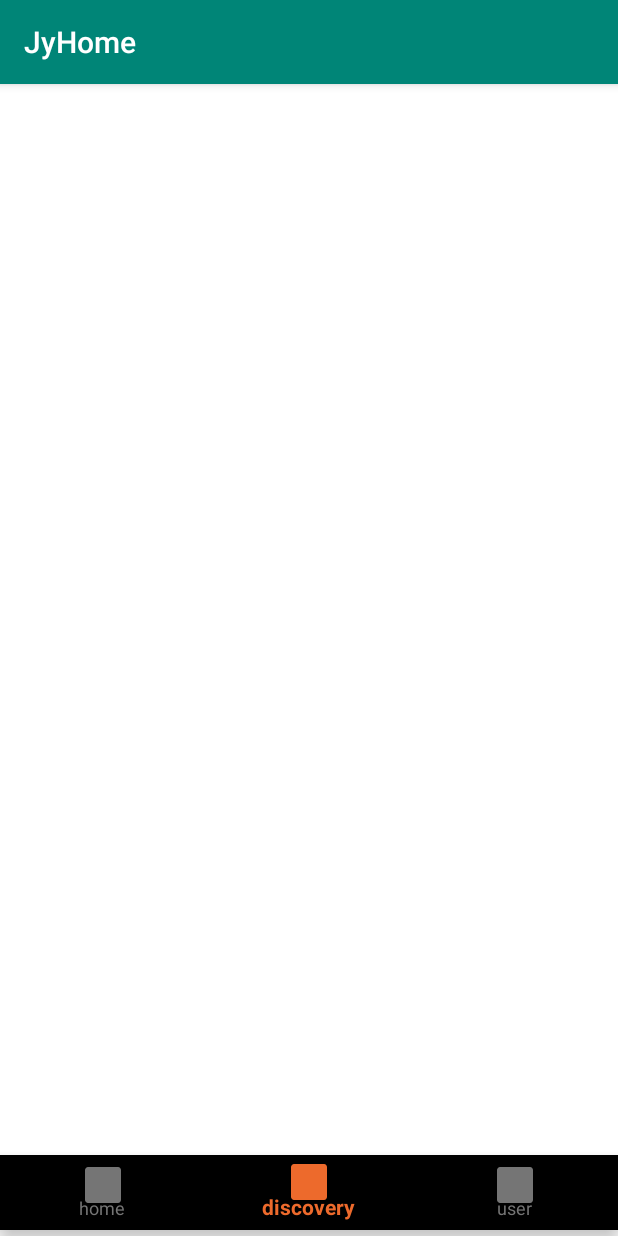
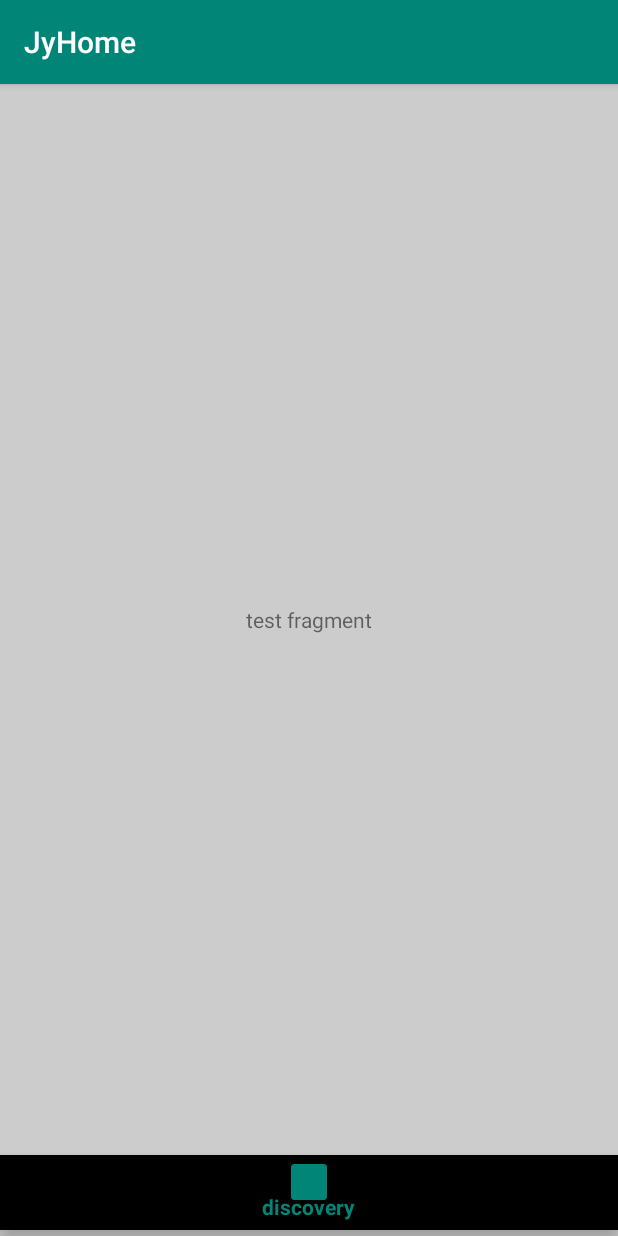
Before and after one commit to jinelei/jyhome, an Android app: the screen it shows after launch (MainActivity), item 2 of the bottom bar chosen, on a phone screen of 412 x 824 dp. Run offline under Robolectric (Android 15) with nearby library versions, the phone set to English and light mode, and no system bars; libraries missing offline, so code that uses them is left out: com.facebook.stetho; 1 statement that could not run was skipped.

Commit message:
fix: fragment

```diff
--- a/app/build.gradle
+++ b/app/build.gradle
@@ -27,13 +27,15 @@ android {
 
 dependencies {
     implementation fileTree(dir: 'libs', include: ['*.jar'])
-    implementation 'androidx.appcompat:appcompat:1.0.2'
+    implementation 'androidx.appcompat:appcompat:1.1.0-rc01'
+//    implementation 'androidx.appcompat:appcompat:1.0.0-alpha1'
     implementation 'androidx.annotation:annotation:' + rootProject.androidxLibVersion
     implementation 'androidx.constraintlayout:constraintlayout:1.1.3'
     implementation 'com.google.guava:guava:28.0-android'
     implementation "org.jetbrains.kotlin:kotlin-stdlib-jdk8:$kotlin_version"
     implementation 'org.greenrobot:eventbus:3.1.1'
     implementation 'com.github.PhilJay:MPAndroidChart:v3.1.0'
+    implementation 'com.android.support:design:28.0.0'
 
     // for debug
     implementation 'com.facebook.stetho:stetho:1.5.0'
--- a/app/src/main/java/cn/jinelei/jyhome/page/MainActivity.java
+++ b/app/src/main/java/cn/jinelei/jyhome/page/MainActivity.java
@@ -1,11 +1,12 @@
 package cn.jinelei.jyhome.page;
 
-import android.app.Fragment;
 import android.os.Bundle;
 import android.util.Log;
 
 import androidx.annotation.IdRes;
+import androidx.fragment.app.Fragment;
 import androidx.fragment.app.FragmentManager;
+
 
 import com.google.android.material.bottomnavigation.BottomNavigationView;
 
@@ -66,15 +67,16 @@ public class MainActivity extends BaseActivity {
     }
 
     public void switchFragmentTo(@IdRes int containerId, @NotNull Fragment targetFragment) {
-        Log.d(TAG, String.format("%s to %s", "null", targetFragment.getClass().getSimpleName()));
         FragmentManager supportFragmentManager = getSupportFragmentManager();
         if (currentFragment == null) {
+            Log.d(TAG, String.format("%s to %s", "null", targetFragment.getClass().getSimpleName()));
             if (targetFragment.isAdded()) {
                 supportFragmentManager.beginTransaction().show(targetFragment).commit();
             } else {
                 supportFragmentManager.beginTransaction().add(containerId, targetFragment).commit();
             }
-        } else if (currentFragment != targetFragment){
+        } else if (currentFragment != targetFragment) {
+            Log.d(TAG, String.format("%s to %s", currentFragment.getClass().getSimpleName(), targetFragment.getClass().getSimpleName()));
             if (targetFragment.isAdded()) {
                 supportFragmentManager.beginTransaction().hide(currentFragment).show(targetFragment).commit();
             } else {
--- a/app/src/main/java/cn/jinelei/jyhome/page/discovery/DiscoveryFragment.java
+++ b/app/src/main/java/cn/jinelei/jyhome/page/discovery/DiscoveryFragment.java
@@ -1,11 +1,35 @@
 package cn.jinelei.jyhome.page.discovery;
 
+import android.content.Context;
 import android.os.Bundle;
+import android.util.AttributeSet;
+import android.util.Log;
+import android.view.LayoutInflater;
+import android.view.View;
+import android.view.ViewGroup;
 
+import androidx.annotation.NonNull;
+import androidx.annotation.Nullable;
+
+import cn.jinelei.jyhome.R;
 import cn.jinelei.jyhome.base.JySingleton;
 import cn.jinelei.jyhome.page.base.BaseFragment;
 
 public class DiscoveryFragment extends BaseFragment {
+    private static final String TAG = DiscoveryFragment.class.getSimpleName();
+
+    @Nullable
+    @Override
+    public View onCreateView(LayoutInflater inflater, @Nullable ViewGroup container, @Nullable Bundle savedInstanceState) {
+        return inflater.inflate(R.layout.fragment_test, container, false);
+    }
+
+    @Override
+    public void onInflate(@NonNull Context context, @NonNull AttributeSet attrs, @Nullable Bundle savedInstanceState) {
+        super.onInflate(context, attrs, savedInstanceState);
+        Log.d(TAG, "DiscoveryFragment inflate");
+    }
+
     @Override
     public int getContentViewId() {
         return 0;
--- a/app/src/main/java/cn/jinelei/jyhome/page/home/HomeFragment.java
+++ b/app/src/main/java/cn/jinelei/jyhome/page/home/HomeFragment.java
@@ -1,11 +1,35 @@
 package cn.jinelei.jyhome.page.home;
 
+import android.content.Context;
 import android.os.Bundle;
+import android.util.AttributeSet;
+import android.util.Log;
+import android.view.LayoutInflater;
+import android.view.View;
+import android.view.ViewGroup;
 
+import androidx.annotation.NonNull;
+import androidx.annotation.Nullable;
+
+import cn.jinelei.jyhome.R;
 import cn.jinelei.jyhome.base.JySingleton;
 import cn.jinelei.jyhome.page.base.BaseFragment;
 
 public class HomeFragment extends BaseFragment {
+    private static final String TAG = HomeFragment.class.getSimpleName();
+
+    @Nullable
+    @Override
+    public View onCreateView(LayoutInflater inflater, @Nullable ViewGroup container, @Nullable Bundle savedInstanceState) {
+        return inflater.inflate(R.layout.fragment_test, container, false);
+    }
+
+    @Override
+    public void onInflate(@NonNull Context context, @NonNull AttributeSet attrs, @Nullable Bundle savedInstanceState) {
+        super.onInflate(context, attrs, savedInstanceState);
+        Log.d(TAG, "HomeFragment inflate");
+    }
+
     @Override
     public int getContentViewId() {
         return 0;
--- a/app/src/main/res/layout/activity_main.xml
+++ b/app/src/main/res/layout/activity_main.xml
@@ -5,7 +5,7 @@
     android:id="@+id/layout_main"
     android:layout_width="match_parent"
     android:layout_height="match_parent"
-    android:background="#FFF"
+    android:background="#ffcccccc"
     android:orientation="vertical"
     tools:context=".page.MainActivity">
 
@@ -17,15 +17,16 @@
         android:layout_weight="1" />
 
     <!--导航栏-->
-    <android.support.design.widget.BottomNavigationView
+    <com.google.android.material.bottomnavigation.BottomNavigationView
         android:id="@+id/bnv_main"
+        background="#9E9E9E"
         android:layout_width="match_parent"
         android:layout_height="@dimen/tab_height"
         android:layout_alignParentBottom="true"
         android:layout_gravity="bottom"
         android:layout_marginBottom="4dp"
-        app:itemIconTint="@drawable/bottom_navigation_selector"
-        app:itemTextColor="@drawable/bottom_navigation_selector"
         app:menu="@menu/navigation" />
 
+    <!--app:itemIconTint="@drawable/bottom_navigation_selector"-->
+    <!--app:itemTextColor="@drawable/bottom_navigation_selector"-->
 </LinearLayout>
--- /dev/null
+++ b/app/src/main/res/layout/fragment_test.xml
@@ -0,0 +1,14 @@
+<?xml version="1.0" encoding="utf-8"?>
+<LinearLayout xmlns:android="http://schemas.android.com/apk/res/android"
+    android:layout_width="match_parent"
+    android:layout_height="match_parent"
+    android:gravity="center"
+    android:orientation="vertical">
+
+    <TextView
+        android:layout_width="wrap_content"
+        android:layout_height="wrap_content"
+        android:text="test fragment" />
+
+
+</LinearLayout>
```
Also changed, not shown: app/src/main/java/cn/jinelei/jyhome/page/home/TestActivity.java (+51 -59 lines), app/src/main/java/cn/jinelei/jyhome/page/user/UserFragment.java (+23 -0 lines).
